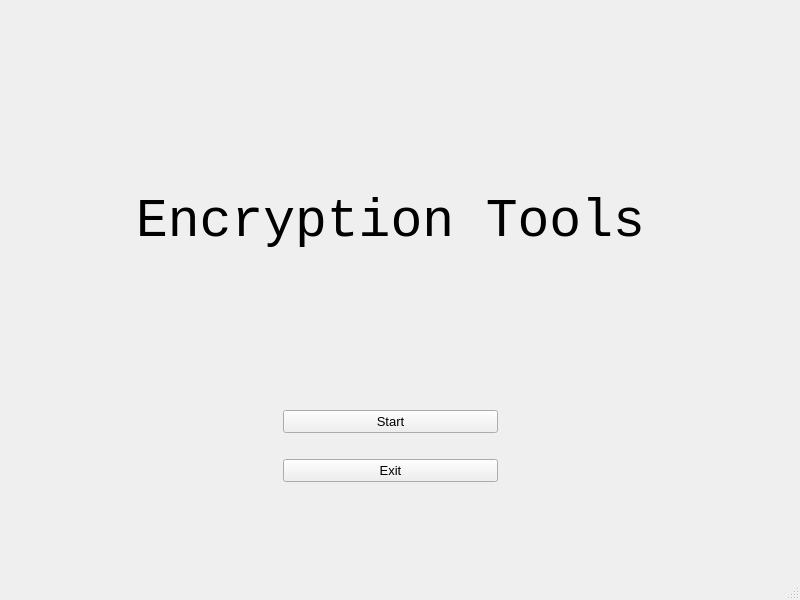
silverfoxpt/cryptoGUI, file mainwindow.ui: the form before one commit.
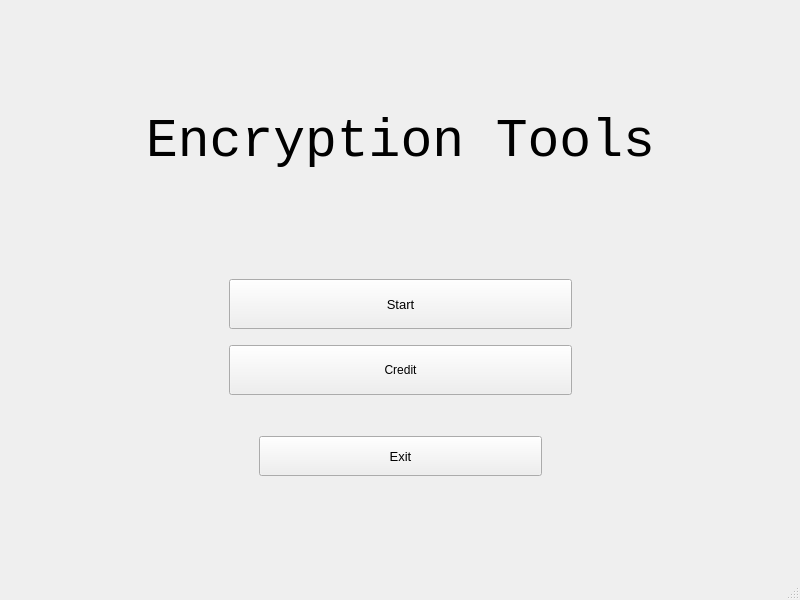
The form after the commit.

```diff
--- a/mainwindow.ui
+++ b/mainwindow.ui
@@ -17,10 +17,10 @@
    <widget class="QStackedWidget" name="stackedWidget">
     <property name="geometry">
      <rect>
-      <x>60</x>
-      <y>40</y>
-      <width>661</width>
-      <height>461</height>
+      <x>0</x>
+      <y>0</y>
+      <width>801</width>
+      <height>561</height>
      </rect>
     </property>
     <property name="currentIndex">
@@ -28,6 +28,9 @@
     </property>
     <widget class="QWidget" name="page">
      <layout class="QVBoxLayout" name="verticalLayout">
+      <property name="bottomMargin">
+       <number>20</number>
+      </property>
       <item>
        <spacer name="verticalSpacer_4">
         <property name="orientation">
@@ -45,7 +48,7 @@
        <widget class="QLabel" name="label_2">
         <property name="font">
          <font>
-          <family>Consolas</family>
+          <family>Courier New</family>
           <pointsize>40</pointsize>
          </font>
         </property>
@@ -73,19 +76,22 @@
       <item>
        <layout class="QHBoxLayout" name="horizontalLayout">
         <property name="topMargin">
-         <number>10</number>
+         <number>0</number>
         </property>
         <property name="bottomMargin">
-         <number>10</number>
+         <number>5</number>
         </property>
         <item>
          <spacer name="horizontalSpacer">
           <property name="orientation">
            <enum>Qt::Horizontal</enum>
           </property>
+          <property name="sizeType">
+           <enum>QSizePolicy::Fixed</enum>
+          </property>
           <property name="sizeHint" stdset="0">
            <size>
-            <width>40</width>
+            <width>220</width>
             <height>20</height>
            </size>
           </property>
@@ -94,11 +100,17 @@
         <item>
          <widget class="QPushButton" name="Start">
           <property name="sizePolicy">
-           <sizepolicy hsizetype="Expanding" vsizetype="Minimum">
+           <sizepolicy hsizetype="Expanding" vsizetype="Fixed">
             <horstretch>0</horstretch>
             <verstretch>0</verstretch>
            </sizepolicy>
           </property>
+          <property name="minimumSize">
+           <size>
+            <width>0</width>
+            <height>50</height>
+           </size>
+          </property>
           <property name="font">
            <font>
             <pointsize>10</pointsize>
@@ -114,9 +126,67 @@
           <property name="orientation">
            <enum>Qt::Horizontal</enum>
           </property>
+          <property name="sizeType">
+           <enum>QSizePolicy::Fixed</enum>
+          </property>
           <property name="sizeHint" stdset="0">
            <size>
-            <width>40</width>
+            <width>220</width>
+            <height>20</height>
+           </size>
+          </property>
+         </spacer>
+        </item>
+       </layout>
+      </item>
+      <item>
+       <layout class="QHBoxLayout" name="horizontalLayout_2">
+        <property name="topMargin">
+         <number>5</number>
+        </property>
+        <property name="bottomMargin">
+         <number>10</number>
+        </property>
+        <item>
+         <spacer name="horizontalSpacer_3">
+          <property name="orientation">
+           <enum>Qt::Horizontal</enum>
+          </property>
+          <property name="sizeType">
+           <enum>QSizePolicy::Fixed</enum>
+          </property>
+          <property name="sizeHint" stdset="0">
+           <size>
+            <width>220</width>
+            <height>20</height>
+           </size>
+          </property>
+         </spacer>
+        </item>
+        <item>
+         <widget class="QPushButton" name="Credit">
+          <property name="minimumSize">
+           <size>
+            <width>0</width>
+            <height>50</height>
+           </size>
+          </property>
+          <property name="text">
+           <string>Credit</string>
+          </property>
+         </widget>
+        </item>
+        <item>
+         <spacer name="horizontalSpacer_4">
+          <property name="orientation">
+           <enum>Qt::Horizontal</enum>
+          </property>
+          <property name="sizeType">
+           <enum>QSizePolicy::Fixed</enum>
+          </property>
+          <property name="sizeHint" stdset="0">
+           <size>
+            <width>220</width>
             <height>20</height>
            </size>
           </property>
@@ -127,19 +197,22 @@
       <item>
        <layout class="QHBoxLayout" name="horizontalLayout_3">
         <property name="topMargin">
-         <number>10</number>
+         <number>25</number>
         </property>
         <property name="bottomMargin">
-         <number>10</number>
+         <number>25</number>
         </property>
         <item>
          <spacer name="horizontalSpacer_5">
           <property name="orientation">
            <enum>Qt::Horizontal</enum>
           </property>
+          <property name="sizeType">
+           <enum>QSizePolicy::Fixed</enum>
+          </property>
           <property name="sizeHint" stdset="0">
            <size>
-            <width>40</width>
+            <width>250</width>
             <height>20</height>
            </size>
           </property>
@@ -148,11 +221,17 @@
         <item>
          <widget class="QPushButton" name="Exit">
           <property name="sizePolicy">
-           <sizepolicy hsizetype="Expanding" vsizetype="Maximum">
+           <sizepolicy hsizetype="Expanding" vsizetype="Fixed">
             <horstretch>0</horstretch>
             <verstretch>0</verstretch>
            </sizepolicy>
           </property>
+          <property name="minimumSize">
+           <size>
+            <width>0</width>
+            <height>40</height>
+           </size>
+          </property>
           <property name="font">
            <font>
             <pointsize>10</pointsize>
@@ -168,9 +247,12 @@
           <property name="orientation">
            <enum>Qt::Horizontal</enum>
           </property>
+          <property name="sizeType">
+           <enum>QSizePolicy::Fixed</enum>
+          </property>
           <property name="sizeHint" stdset="0">
            <size>
-            <width>40</width>
+            <width>250</width>
             <height>20</height>
            </size>
           </property>
@@ -178,6 +260,22 @@
         </item>
        </layout>
       </item>
+      <item>
+       <spacer name="verticalSpacer_2">
+        <property name="orientation">
+         <enum>Qt::Vertical</enum>
+        </property>
+        <property name="sizeType">
+         <enum>QSizePolicy::Fixed</enum>
+        </property>
+        <property name="sizeHint" stdset="0">
+         <size>
+          <width>20</width>
+          <height>40</height>
+         </size>
+        </property>
+       </spacer>
+      </item>
      </layout>
     </widget>
     <widget class="QWidget" name="page_2">
```
Left out of the diff: 4 changed lines with no effect on the pictures.
